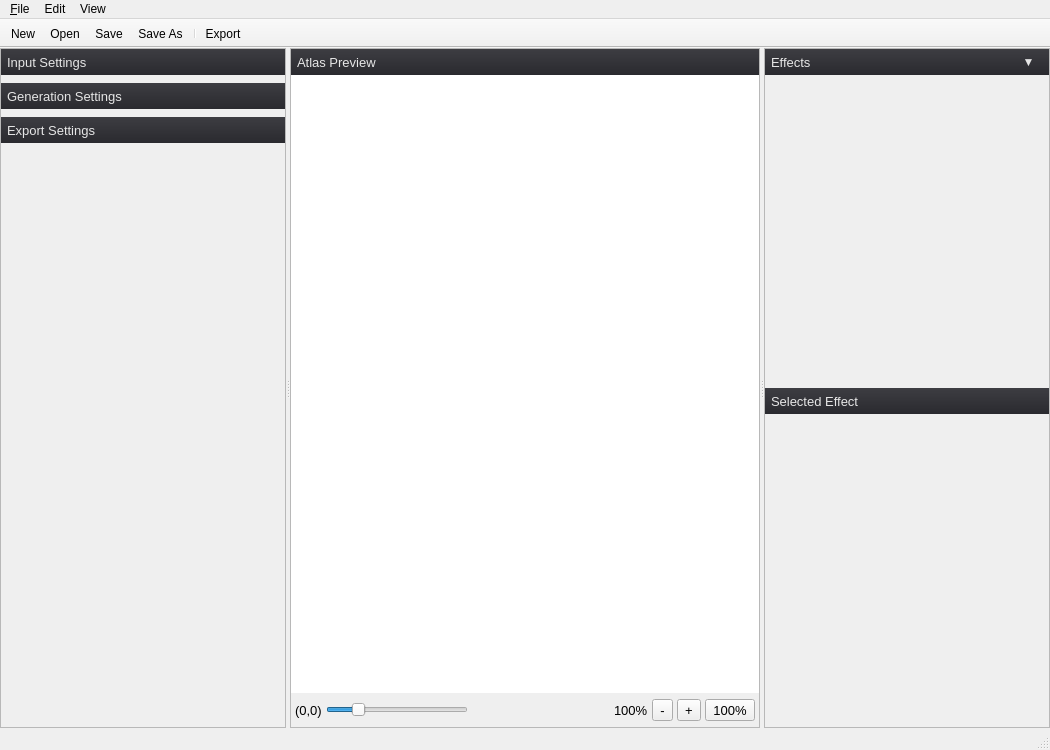
Fluocode/SpriteGlypher, file forms/MainWindow.ui: the form before one commit.
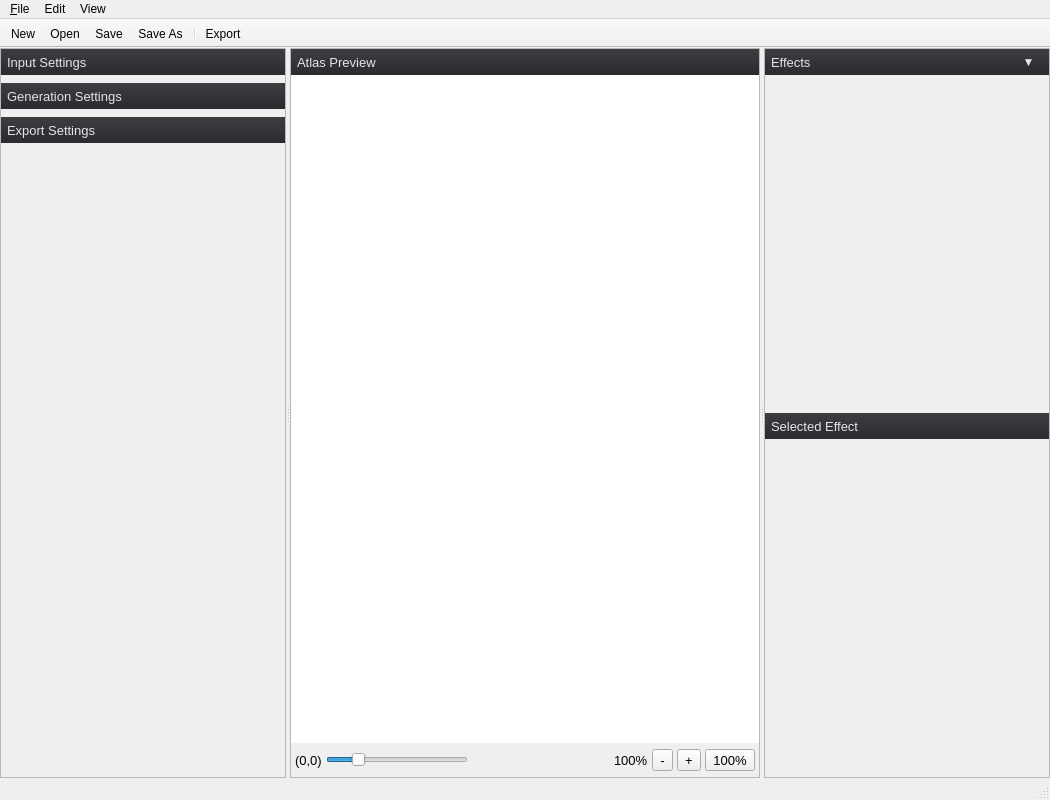
The form after the commit. Icons and pictures are not drawn. Custom widgets are drawn as their Qt base class.

```diff
--- a/forms/MainWindow.ui
+++ b/forms/MainWindow.ui
@@ -7,13 +7,13 @@
     <x>0</x>
     <y>0</y>
     <width>1050</width>
-    <height>750</height>
+    <height>800</height>
    </rect>
   </property>
   <property name="minimumSize">
    <size>
     <width>1050</width>
-    <height>750</height>
+    <height>800</height>
    </size>
   </property>
   <property name="windowTitle">
@@ -92,7 +92,20 @@
          <number>0</number>
         </property>
         <item>
-         <widget class="QFrame" name="settingsFrame01">
+         <widget class="QScrollArea" name="scrollAreaLeft">
+          <property name="frameShape">
+           <enum>QFrame::NoFrame</enum>
+          </property>
+          <property name="widgetResizable">
+           <bool>true</bool>
+          </property>
+          <property name="horizontalScrollBarPolicy">
+           <enum>Qt::ScrollBarAsNeeded</enum>
+          </property>
+          <property name="verticalScrollBarPolicy">
+           <enum>Qt::ScrollBarAsNeeded</enum>
+          </property>
+          <widget class="QFrame" name="settingsFrame01">
           <property name="sizePolicy">
            <sizepolicy hsizetype="Preferred" vsizetype="Preferred">
             <horstretch>0</horstretch>
@@ -315,13 +328,14 @@
              <property name="sizeHint" stdset="0">
               <size>
                <width>20</width>
-               <height>480</height>
+               <height>40</height>
               </size>
              </property>
             </spacer>
            </item>
           </layout>
          </widget>
+         </widget>
         </item>
        </layout>
       </widget>
@@ -575,7 +589,20 @@
          <number>0</number>
         </property>
         <item>
-         <widget class="QFrame" name="settingsFrame02">
+         <widget class="QScrollArea" name="scrollAreaRight">
+          <property name="frameShape">
+           <enum>QFrame::NoFrame</enum>
+          </property>
+          <property name="widgetResizable">
+           <bool>true</bool>
+          </property>
+          <property name="horizontalScrollBarPolicy">
+           <enum>Qt::ScrollBarAsNeeded</enum>
+          </property>
+          <property name="verticalScrollBarPolicy">
+           <enum>Qt::ScrollBarAsNeeded</enum>
+          </property>
+          <widget class="QFrame" name="settingsFrame02">
           <property name="sizePolicy">
            <sizepolicy hsizetype="Preferred" vsizetype="Preferred">
             <horstretch>2</horstretch>
@@ -790,6 +817,7 @@
             </widget>
            </item>
           </layout>
+         </widget>
          </widget>
         </item>
        </layout>
```
